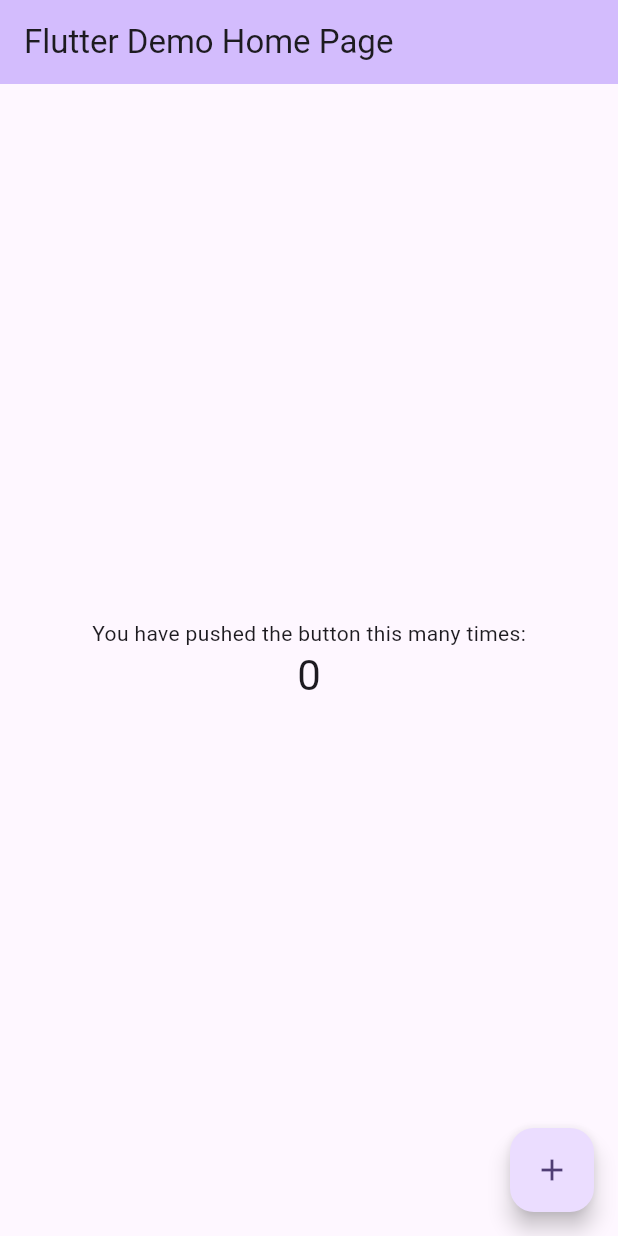
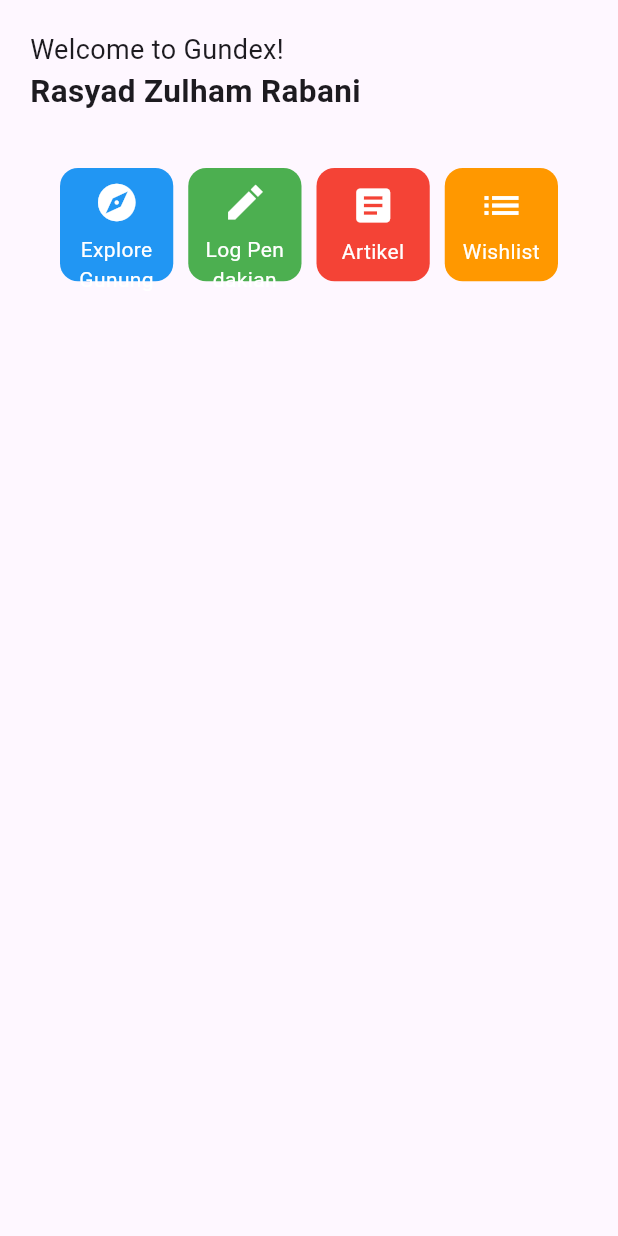
Before and after one commit to pbp-kelompok-d3/Gundex-mobile, a Flutter app: the screen it shows after launch, on a phone screen of 412 x 824 dp. Run offline on Flutter 3.47's test engine with Material 3 defaults, Android fonts, the phone set to English and light mode, and no system bars.

Commit message:
add base for main page, gunung card and explore page

```diff
--- a/lib/main.dart
+++ b/lib/main.dart
@@ -1,4 +1,5 @@
 import 'package:flutter/material.dart';
+import 'package:gundex_mobile/main/screens/menu.dart';
 
 void main() {
   runApp(const MyApp());
@@ -30,93 +31,7 @@
         // tested with just a hot reload.
         colorScheme: ColorScheme.fromSeed(seedColor: Colors.deepPurple),
       ),
-      home: const MyHomePage(title: 'Flutter Demo Home Page'),
+      home: MyHomePage(),
     );
   }
 }
-
-class MyHomePage extends StatefulWidget {
-  const MyHomePage({super.key, required this.title});
-
-  // This widget is the home page of your application. It is stateful, meaning
-  // that it has a State object (defined below) that contains fields that affect
-  // how it looks.
-
-  // This class is the configuration for the state. It holds the values (in this
-  // case the title) provided by the parent (in this case the App widget) and
-  // used by the build method of the State. Fields in a Widget subclass are
-  // always marked "final".
-
-  final String title;
-
-  @override
-  State<MyHomePage> createState() => _MyHomePageState();
-}
-
-class _MyHomePageState extends State<MyHomePage> {
-  int _counter = 0;
-
-  void _incrementCounter() {
-    setState(() {
-      // This call to setState tells the Flutter framework that something has
-      // changed in this State, which causes it to rerun the build method below
-      // so that the display can reflect the updated values. If we changed
-      // _counter without calling setState(), then the build method would not be
-      // called again, and so nothing would appear to happen.
-      _counter++;
-    });
-  }
-
-  @override
-  Widget build(BuildContext context) {
-    // This method is rerun every time setState is called, for instance as done
-    // by the _incrementCounter method above.
-    //
-    // The Flutter framework has been optimized to make rerunning build methods
-    // fast, so that you can just rebuild anything that needs updating rather
-    // than having to individually change instances of widgets.
-    return Scaffold(
-      appBar: AppBar(
-        // TRY THIS: Try changing the color here to a specific color (to
-        // Colors.amber, perhaps?) and trigger a hot reload to see the AppBar
-        // change color while the other colors stay the same.
-        backgroundColor: Theme.of(context).colorScheme.inversePrimary,
-        // Here we take the value from the MyHomePage object that was created by
-        // the App.build method, and use it to set our appbar title.
-        title: Text(widget.title),
-      ),
-      body: Center(
-        // Center is a layout widget. It takes a single child and positions it
-        // in the middle of the parent.
-        child: Column(
-          // Column is also a layout widget. It takes a list of children and
-          // arranges them vertically. By default, it sizes itself to fit its
-          // children horizontally, and tries to be as tall as its parent.
-          //
-          // Column has various properties to control how it sizes itself and
-          // how it positions its children. Here we use mainAxisAlignment to
-          // center the children vertically; the main axis here is the vertical
-          // axis because Columns are vertical (the cross axis would be
-          // horizontal).
-          //
-          // TRY THIS: Invoke "debug painting" (choose the "Toggle Debug Paint"
-          // action in the IDE, or press "p" in the console), to see the
-          // wireframe for each widget.
-          mainAxisAlignment: MainAxisAlignment.center,
-          children: <Widget>[
-            const Text('You have pushed the button this many times:'),
-            Text(
-              '$_counter',
-              style: Theme.of(context).textTheme.headlineMedium,
-            ),
-          ],
-        ),
-      ),
-      floatingActionButton: FloatingActionButton(
-        onPressed: _incrementCounter,
-        tooltip: 'Increment',
-        child: const Icon(Icons.add),
-      ), // This trailing comma makes auto-formatting nicer for build methods.
-    );
-  }
-}
--- /dev/null
+++ b/lib/main/screens/menu.dart
@@ -0,0 +1,119 @@
+import 'package:flutter/material.dart';
+// import 'package:luluorange_mobile/widgets/left_drawer.dart';
+import 'package:gundex_mobile/main/widgets/feature_card.dart';
+
+class MyHomePage extends StatelessWidget {
+  MyHomePage({super.key});
+  final List<ItemHomepage> items = [
+    ItemHomepage("Explore Gunung", Icons.explore, Colors.blue),
+    ItemHomepage("Log Pendakian", Icons.mode_edit_outline_sharp, Colors.green),
+    ItemHomepage("Artikel", Icons.article, Colors.red),
+    ItemHomepage("Wishlist", Icons.list, Colors.orange),
+  ];
+  @override
+  Widget build(BuildContext context) {
+    // Scaffold menyediakan struktur dasar halaman dengan AppBar dan body.
+    return Scaffold(
+      // AppBar adalah bagian atas halaman yang menampilkan judul.
+      // drawer: LeftDrawer(),
+      // Body halaman dengan padding di sekelilingnya.
+      body: Padding(
+        padding: const EdgeInsets.all(20.0),
+        // Menyusun widget secara vertikal dalam sebuah kolom.
+        child: Column(
+          crossAxisAlignment: CrossAxisAlignment.start,
+          children: [
+            Column(
+              crossAxisAlignment: CrossAxisAlignment.start,
+              children: [
+                Text('Welcome to Gundex!',
+                    style: TextStyle(
+                      fontSize: 18,
+                    ),
+                ),
+                Text('Rasyad Zulham Rabani',
+                style: TextStyle(
+                      fontWeight: FontWeight.bold,
+                      fontSize: 21
+                    ),
+                ),
+                const SizedBox(height: 16.0),
+              ]
+            ),
+            // isi artikel bisa di geser geser
+
+
+            // Menempatkan widget berikutnya di tengah halaman.
+            Center(
+              child: Column(
+                // Menyusun teks dan grid item secara vertikal.
+
+                children: [
+
+                  // Grid untuk menampilkan ItemCard dalam bentuk grid 3 kolom.
+                  GridView.count(
+                    primary: true,
+                    padding: const EdgeInsets.all(20),
+                    crossAxisSpacing: 10,
+                    mainAxisSpacing: 10,
+                    crossAxisCount: 4,
+                    // Agar grid menyesuaikan tinggi kontennya.
+                    shrinkWrap: true,
+
+                    // Menampilkan ItemCard untuk setiap item dalam list items.
+                    children: items.map((ItemHomepage item) {
+                      return ItemCard(item);
+                    }).toList(),
+                  ),
+                ],
+              ),
+            ),
+          ],
+        ),
+      ),
+    );
+  }
+}
+
+
+class InfoCard extends StatelessWidget {
+  // Kartu informasi yang menampilkan title dan content.
+
+  final String title;  // Judul kartu.
+  final String content;  // Isi kartu.
+
+  const InfoCard({super.key, required this.title, required this.content});
+
+  @override
+  Widget build(BuildContext context) {
+    return Card(
+      // Membuat kotak kartu dengan bayangan dibawahnya.
+      elevation: 2.0,
+      child: Container(
+        // Mengatur ukuran dan jarak di dalam kartu.
+        width: MediaQuery.of(context).size.width / 3.5, // menyesuaikan dengan lebar device yang digunakan.
+        padding: const EdgeInsets.all(16.0),
+        // Menyusun title dan content secara vertikal.
+        child: Column(
+          children: [
+            Text(
+              title,
+              style: const TextStyle(fontWeight: FontWeight.bold),
+            ),
+            const SizedBox(height: 8.0),
+            Text(content),
+          ],
+        ),
+      ),
+    );
+  }
+}
+
+
+class ItemHomepage {
+ final String name;
+ final IconData icon;
+ final Color color;
+
+ ItemHomepage(this.name, this.icon, this.color);
+}
--- /dev/null
+++ b/lib/main/widgets/feature_card.dart
@@ -0,0 +1,66 @@
+import 'package:flutter/material.dart';
+import 'package:gundex_mobile/main/screens/menu.dart';
+import 'package:gundex_mobile/explore_gunung/screens/explore.dart';
+
+class ItemCard extends StatelessWidget {
+  // Menampilkan kartu dengan ikon dan nama.
+
+  final ItemHomepage item;
+
+  const ItemCard(this.item, {super.key});
+
+  @override
+  Widget build(BuildContext context) {
+    return Material(
+      // Menentukan warna latar belakang dari tema aplikasi.
+      color: item.color,
+      // Membuat sudut kartu melengkung.
+      borderRadius: BorderRadius.circular(12),
+
+      child: InkWell(
+        // Aksi ketika kartu ditekan.
+        onTap: () {
+          // Menampilkan pesan SnackBar saat kartu ditekan.
+          ScaffoldMessenger.of(context)
+            ..hideCurrentSnackBar()
+            ..showSnackBar(
+              SnackBar(content: Text("Kamu telah menekan tombol ${item.name}!"))
+            );
+          // Navigate ke route yang sesuai (tergantung jenis tombol)
+          if (item.name == "Explore Gunung") {
+            Navigator.push(
+                  context,
+                  MaterialPageRoute(
+                    builder: (context) => MyApp(),
+            ));
+          }
+
+        },
+        // Container untuk menyimpan Icon dan Text
+        child: Container(
+          padding: const EdgeInsets.all(8),
+          child: Center(
+            child: Column(
+              // Menyusun ikon dan teks di tengah kartu.
+              mainAxisAlignment: MainAxisAlignment.center,
+              children: [
+                Icon(
+                  item.icon,
+                  color: Colors.white,
+                  size: 30.0,
+                ),
+                const Padding(padding: EdgeInsets.all(3)),
+                Text(
+                  item.name,
+                  textAlign: TextAlign.center,
+                  style: const TextStyle(color: Colors.white),
+                ),
+              ],
+            ),
+          ),
+        ),
+      ),
+    );
+  }
+
+}
```
Also changed, not shown: lib/explore_gunung/screens/explore.dart (added, +48 -0 lines), lib/explore_gunung/widgets/gunung_card.dart (added, +130 -0 lines).
